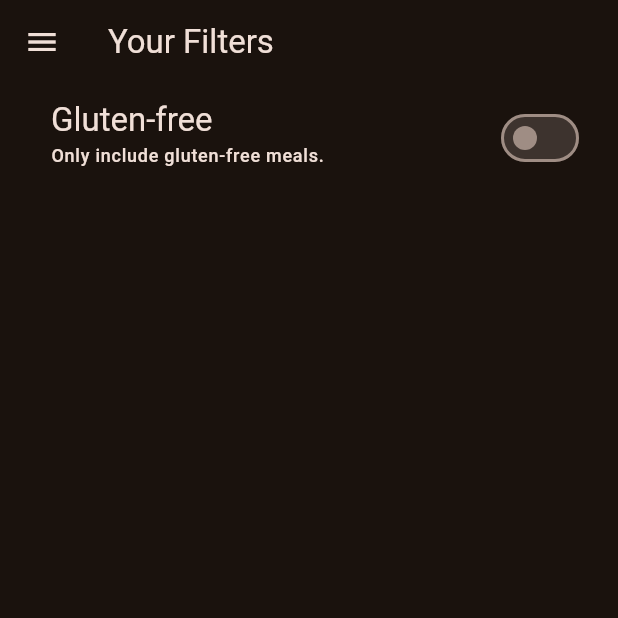
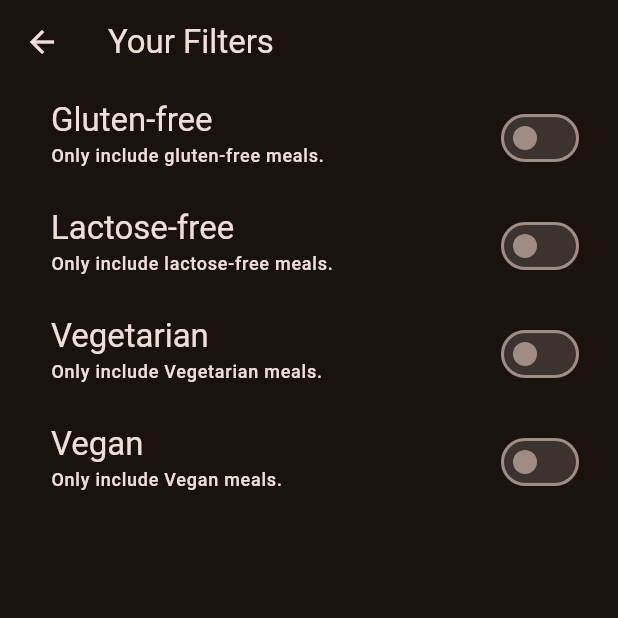
Before and after one commit to shshaheen/Meals-App, a Flutter app: the FiltersScreen screen opened directly, on a phone screen of 412 x 824 dp, the top half of it. Run offline on Flutter 3.47's test engine with Material 3 defaults, Android fonts, the phone set to English and light mode, and no system bars; our stand-ins replace transparent_image.

Commit message:
Added filters to the filter section

```diff
--- a/lib/screens/filters_screen.dart
+++ b/lib/screens/filters_screen.dart
@@ -2,6 +2,7 @@
 import 'package:meals_app/screens/tabs_screen.dart';
 import 'package:meals_app/widgets/main_drawer.dart';
 
+enum Filter {glutenFree, lactoseFree, vegetarian, vegan}
 class FiltersScreen extends StatefulWidget {
   const FiltersScreen({super.key});
   // final List<String> filters;
@@ -11,22 +12,36 @@
 
 class _FiltersScreenState extends State<FiltersScreen> {
   var _glutenFreeFilterSet = false;
-
+  var _lactoseFreeFilterSet = false;
+  var _vegetarianFilterSet = false;
+  var _veganFilterSet = false;
   @override
   Widget build(BuildContext context) {
     return Scaffold(
       appBar: AppBar(
         title: Text('Your Filters'),
       ),
-      drawer: MainDrawer(onSelectScreen: (identifier) {
-
-          Navigator.of(context).pop();
-          if(identifier == 'Meals'){
-            Navigator.of(context).push(MaterialPageRoute(builder: (context) => TabsScreen()));
+      // drawer: MainDrawer(onSelectScreen: (identifier) {
+      //   Navigator.of(context).pop();
+      //   if (identifier == 'Meals') {
+      //     Navigator.of(context)
+      //         .push(MaterialPageRoute(builder: (context) => TabsScreen()));
+      //   }
+      // }),
+      body: PopScope(
+        canPop: false,
+        onPopInvokedWithResult: (bool didPop, dynamic result) {
+          if (didPop) {
+            return;
           }
-
-      }),
-      body: Column(
+          Navigator.of(context).pop({
+            Filter.glutenFree: _glutenFreeFilterSet,
+            Filter.lactoseFree: _lactoseFreeFilterSet,
+            Filter.vegetarian: _vegetarianFilterSet,
+            Filter.vegan: _veganFilterSet,
+      });
+        },
+        child: Column(
           children: [
             SwitchListTile(
               value: _glutenFreeFilterSet,
@@ -52,7 +67,80 @@
               activeColor: Theme.of(context).colorScheme.tertiary,
               contentPadding: const EdgeInsets.only(left: 34, right: 22),
             ),
+            SwitchListTile(
+              value: _lactoseFreeFilterSet,
+              onChanged: (isChecked) {
+                setState(() {
+                  _lactoseFreeFilterSet = isChecked;
+                });
+              },
+              title: Text(
+                'Lactose-free',
+                style: Theme.of(context)
+                    .textTheme
+                    .titleLarge!
+                    .copyWith(color: Theme.of(context).colorScheme.onSurface),
+              ),
+              subtitle: Text(
+                'Only include lactose-free meals.',
+                style: Theme.of(context)
+                    .textTheme
+                    .labelMedium!
+                    .copyWith(color: Theme.of(context).colorScheme.onSurface),
+              ),
+              activeColor: Theme.of(context).colorScheme.tertiary,
+              contentPadding: const EdgeInsets.only(left: 34, right: 22),
+            ),
+            SwitchListTile(
+              value: _vegetarianFilterSet,
+              onChanged: (isChecked) {
+                setState(() {
+                  _vegetarianFilterSet = isChecked;
+                });
+              },
+              title: Text(
+                'Vegetarian',
+                style: Theme.of(context)
+                    .textTheme
+                    .titleLarge!
+                    .copyWith(color: Theme.of(context).colorScheme.onSurface),
+              ),
+              subtitle: Text(
+                'Only include Vegetarian meals.',
+                style: Theme.of(context)
+                    .textTheme
+                    .labelMedium!
+                    .copyWith(color: Theme.of(context).colorScheme.onSurface),
+              ),
+              activeColor: Theme.of(context).colorScheme.tertiary,
+              contentPadding: const EdgeInsets.only(left: 34, right: 22),
+            ),
+            SwitchListTile(
+              value: _veganFilterSet,
+              onChanged: (isChecked) {
+                setState(() {
+                  _veganFilterSet = isChecked;
+                });
+              },
+              title: Text(
+                'Vegan',
+                style: Theme.of(context)
+                    .textTheme
+                    .titleLarge!
+                    .copyWith(color: Theme.of(context).colorScheme.onSurface),
+              ),
+              subtitle: Text(
+                'Only include Vegan meals.',
+                style: Theme.of(context)
+                    .textTheme
+                    .labelMedium!
+                    .copyWith(color: Theme.of(context).colorScheme.onSurface),
+              ),
+              activeColor: Theme.of(context).colorScheme.tertiary,
+              contentPadding: const EdgeInsets.only(left: 34, right: 22),
+            ),
           ],
+        ),
       ),
     );
   }
```
Also changed, not shown: lib/screens/tabs_screen.dart (+7 -2 lines). Lines whose indentation alone changed are shown as unchanged.
